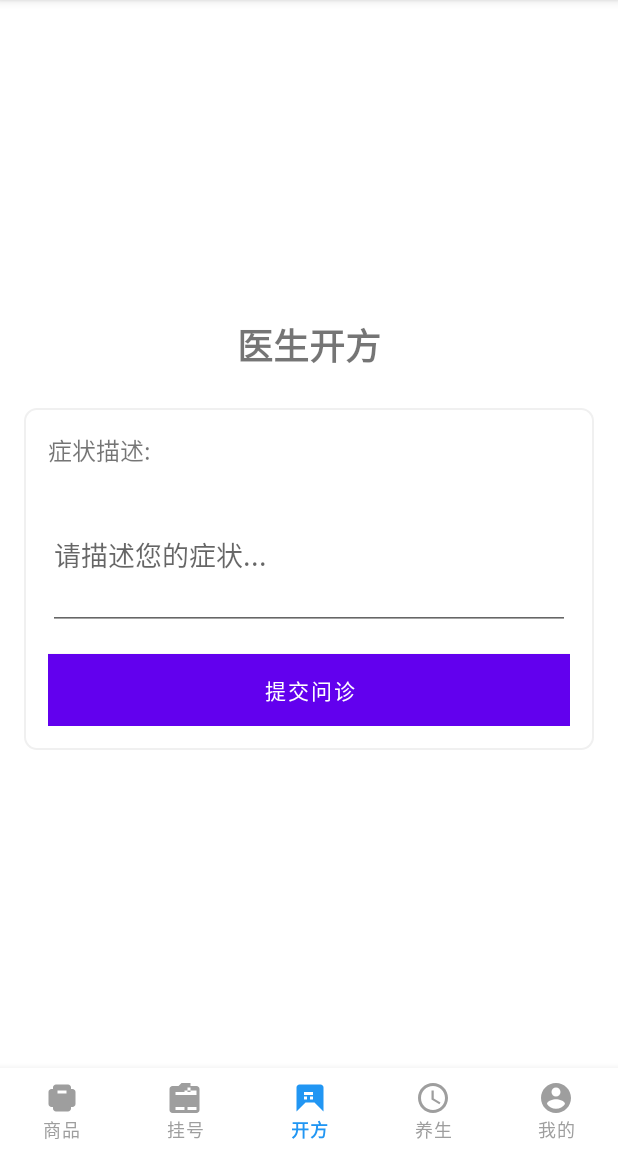
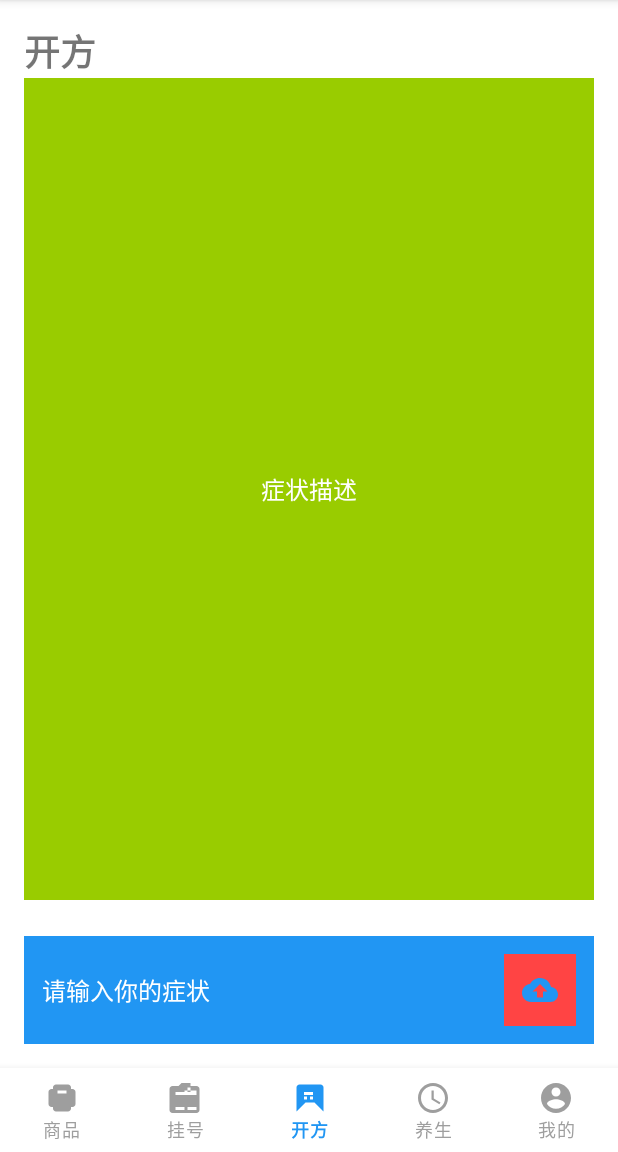
Before and after one commit to yanggao178/RunYiTong, an Android app: the screen it shows after launch (MainActivity), item 3 of the bottom bar chosen, on a phone screen of 412 x 824 dp, the part 84-1236 px from its top. Run offline under Robolectric (Android 15) with nearby library versions, the phone set to English and light mode, and no system bars.

Commit message:
此版本在商品fragment上添加了搜索栏，添加了书架，几本书

```diff
--- /dev/null
+++ b/app/src/main/res/drawable/ic_upload.xml
@@ -0,0 +1,9 @@
+<vector xmlns:android="http://schemas.android.com/apk/res/android"
+    android:width="24dp"
+    android:height="24dp"
+    android:viewportWidth="24"
+    android:viewportHeight="24">
+    <path
+        android:fillColor="@color/primary_color"
+        android:pathData="M19.35,10.04C18.67,6.59 15.64,4 12,4 9.11,4 6.6,5.64 5.35,8.04 2.34,8.36 0,10.91 0,14c0,3.31 2.69,6 6,6h13c2.76,0 5,-2.24 5,-5 0,-2.64 -2.05,-4.78 -4.65,-4.96zM14,13v4h-4v-4H7l5,-5 5,5h-3z" />
+</vector>
--- a/app/src/main/res/layout/fragment_prescription.xml
+++ b/app/src/main/res/layout/fragment_prescription.xml
@@ -2,46 +2,57 @@
 <LinearLayout xmlns:android="http://schemas.android.com/apk/res/android"
     android:layout_width="match_parent"
     android:layout_height="match_parent"
-    android:gravity="center"
     android:orientation="vertical"
     android:padding="16dp">
 
     <TextView
         android:layout_width="wrap_content"
         android:layout_height="wrap_content"
-        android:text="医生开方"
+        android:text="开方"
         android:textSize="24sp"
         android:textStyle="bold" />
+
+    <!-- 症状描述部分已移除 -->
+
+    <TextView
+        android:layout_width="match_parent"
+        android:layout_height="0dp"
+        android:layout_weight="1"
+        android:text="症状描述"
+        android:textSize="16sp"
+        android:textColor="@color/white"
+        android:background="@android:color/holo_green_light"
+        android:padding="8dp"
+        android:gravity="center"
+        android:layout_marginBottom="8dp" />
 
     <LinearLayout
         android:layout_width="match_parent"
         android:layout_height="wrap_content"
-        android:layout_marginTop="24dp"
-        android:orientation="vertical"
-        android:padding="16dp"
-        android:background="@drawable/bg_card">
-
-        <TextView
-            android:layout_width="wrap_content"
-            android:layout_height="wrap_content"
-            android:text="症状描述:"
-            android:textSize="16sp" />
+        android:orientation="horizontal"
+        android:gravity="center_vertical"
+        android:layout_marginTop="16dp"
+        android:background="@color/primary_color"
+        android:padding="12dp">
 
         <EditText
-            android:layout_width="match_parent"
-            android:layout_height="100dp"
-            android:layout_marginTop="8dp"
-            android:hint="请描述您的症状..."
-            android:inputType="textMultiLine"
-            android:scrollbars="vertical" />
+            android:id="@+id/et_symptoms"
+            android:layout_width="0dp"
+            android:layout_height="wrap_content"
+            android:layout_weight="1"
+            android:hint="请输入你的症状"
+            android:textColorHint="@color/white"
+            android:textSize="16sp"
+            android:textColor="@color/white"
+            android:background="@null"
+            android:inputType="textMultiLine" />
 
-        <Button
-            android:layout_width="match_parent"
-            android:layout_height="wrap_content"
-            android:layout_marginTop="16dp"
-            android:background="@color/primary_color"
-            android:text="提交问诊"
-            android:textColor="@color/white" />
+        <ImageButton
+            android:id="@+id/btn_upload_prescription"
+            android:layout_width="48dp"
+            android:layout_height="48dp"
+            android:src="@drawable/ic_upload"
+            android:background="@android:color/holo_red_light"
+            android:contentDescription="上传处方图片" />
     </LinearLayout>
-
 </LinearLayout>
```
Also changed, not shown: app/src/main/java/com/wenteng/frontend_android/fragment/PrescriptionFragment.java (+52 -1 lines).
